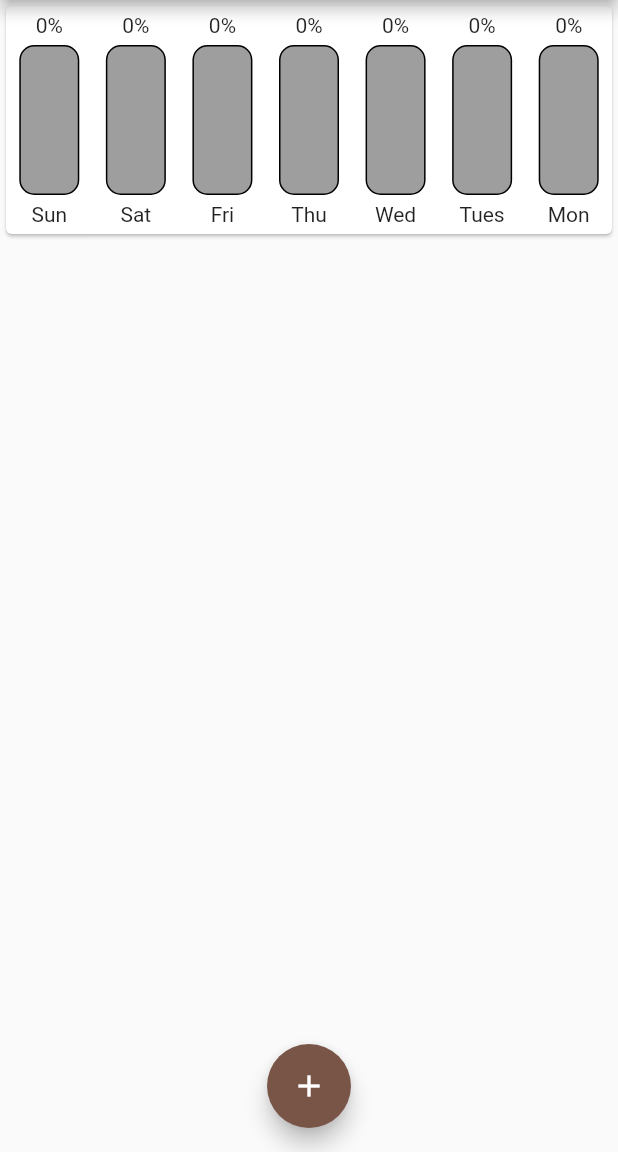
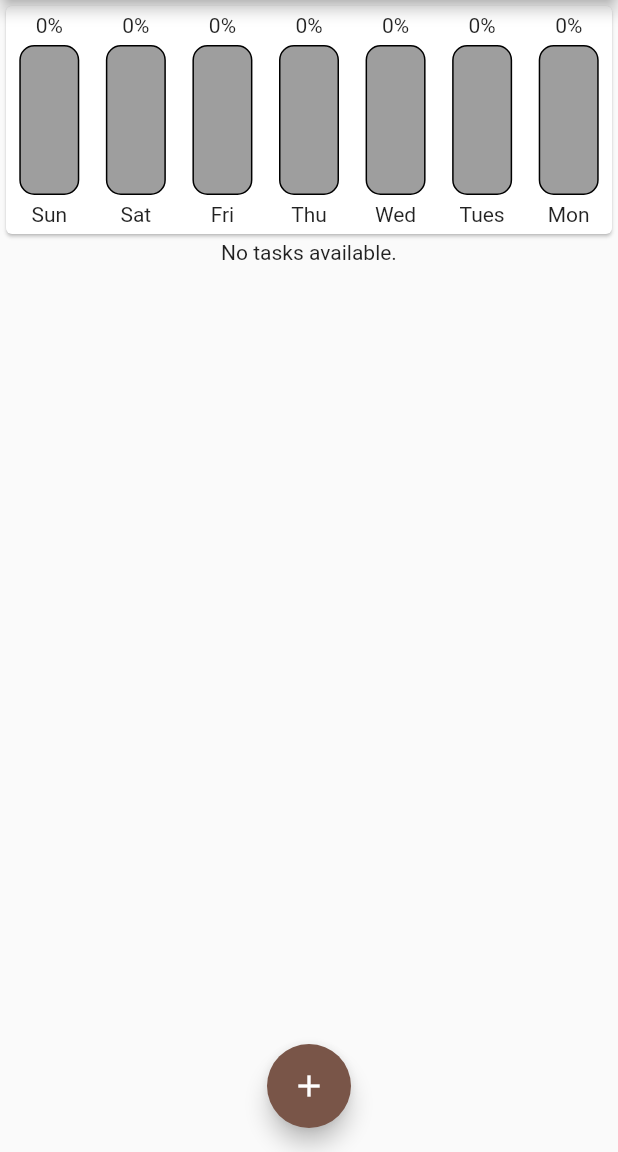
Before and after one commit to nqh00/task_planner, a Flutter app: the screen it shows after launch, on a phone screen of 412 x 824 dp, the part 84-1236 px from its top. Run offline on Flutter 3.47's test engine with Material 2 defaults, Android fonts, the phone set to English and light mode, and no system bars.

Commit message:
Change SingleChildScrollView to ListView.builder to be more efficient.

```diff
--- a/lib/main.dart
+++ b/lib/main.dart
@@ -71,14 +71,12 @@ class _MyHomePageState extends State<MyHomePage> {
           ),
         ],
       ),
-      body: SingleChildScrollView(
-        child: Column(
+      body: Column(
           children: <Widget>[
             Chart(_recentTasks),
             TaskList(_tasks),
           ],
         ),
-      ),
       floatingActionButton: FloatingActionButton(
         child: Icon(Icons.add),
         onPressed: () => _startAddNewTask(context),
--- a/lib/tasklist.dart
+++ b/lib/tasklist.dart
@@ -6,38 +6,49 @@ class TaskList extends StatelessWidget {
   TaskList(this.tasks);
   @override
   Widget build(BuildContext context) {
+    return Container(
+      height: 440,
+      child: tasks.isEmpty
+          ? Container(
+              child: Text(
+                'No tasks available.',
+                textAlign: TextAlign.center,
+              ),
+            )
+          : ListView.builder(
+              itemBuilder: (context, index) {
                 return Card(
-      child: Column(
-        children: tasks.map((tsk) {
-          return Row(
+                  child: Row(
                     children: <Widget>[
                       Card(
-                child: Text('${tsk.check}'),
-                elevation: 5,
+                        child: Icon(
+                          Icons.check_box_outline_blank_rounded,
                         ),
-              Container(
+                      ),
+                      Flexible(
+                        fit: FlexFit.tight,
                         child: Column(children: <Widget>[
                           Text(
-                    '${tsk.title}',
+                            '${tasks[index].title}',
                             style: TextStyle(
+                              color: Theme.of(context).primaryColorDark,
                               fontWeight: FontWeight.bold,
-                      color: Theme.of(context).primaryColorDark,
                             ),
                           ),
                           Text(
-                    '${tsk.note}',
+                            '${tasks[index].note}',
                             style: TextStyle(
+                              color: Theme.of(context).primaryColorLight,
                               fontStyle: FontStyle.italic,
-                      color: Theme.of(context).primaryColorLight,
                             ),
                           ),
                         ]),
-                padding: EdgeInsets.all(20),
+                      )
+                    ],
                   ),
-            ],
-            mainAxisAlignment: MainAxisAlignment.spaceEvenly,
                 );
-        }).toList(),
+              },
+              itemCount: tasks.length,
             ),
     );
   }
```
Lines whose indentation alone changed are shown as unchanged.
